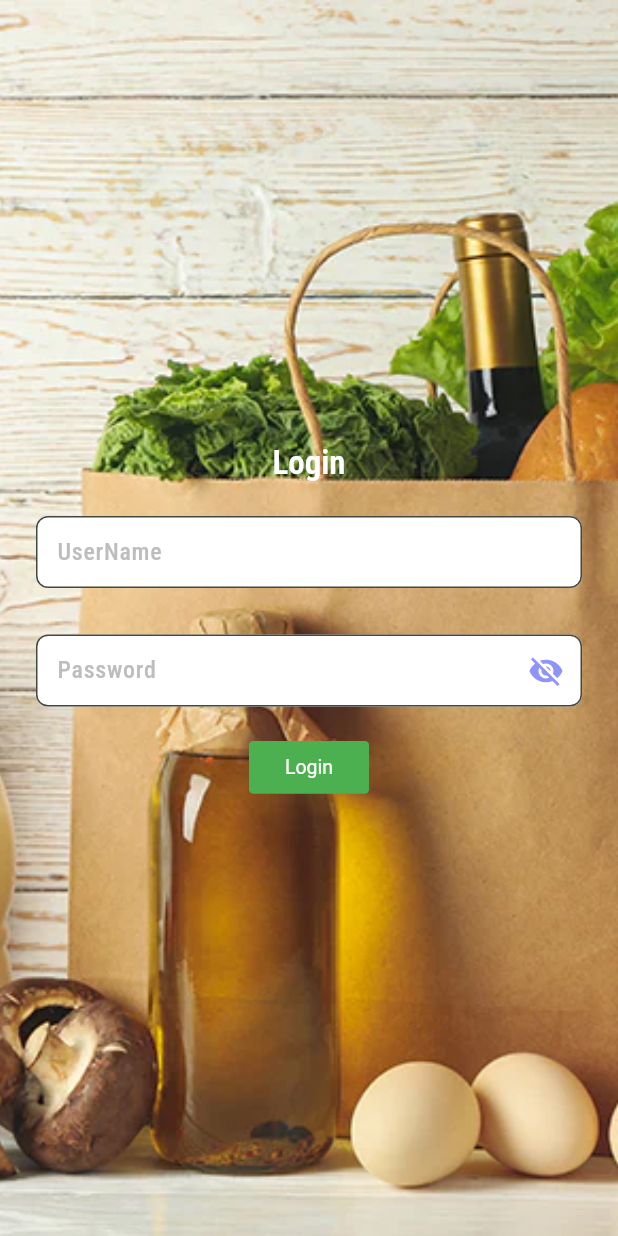
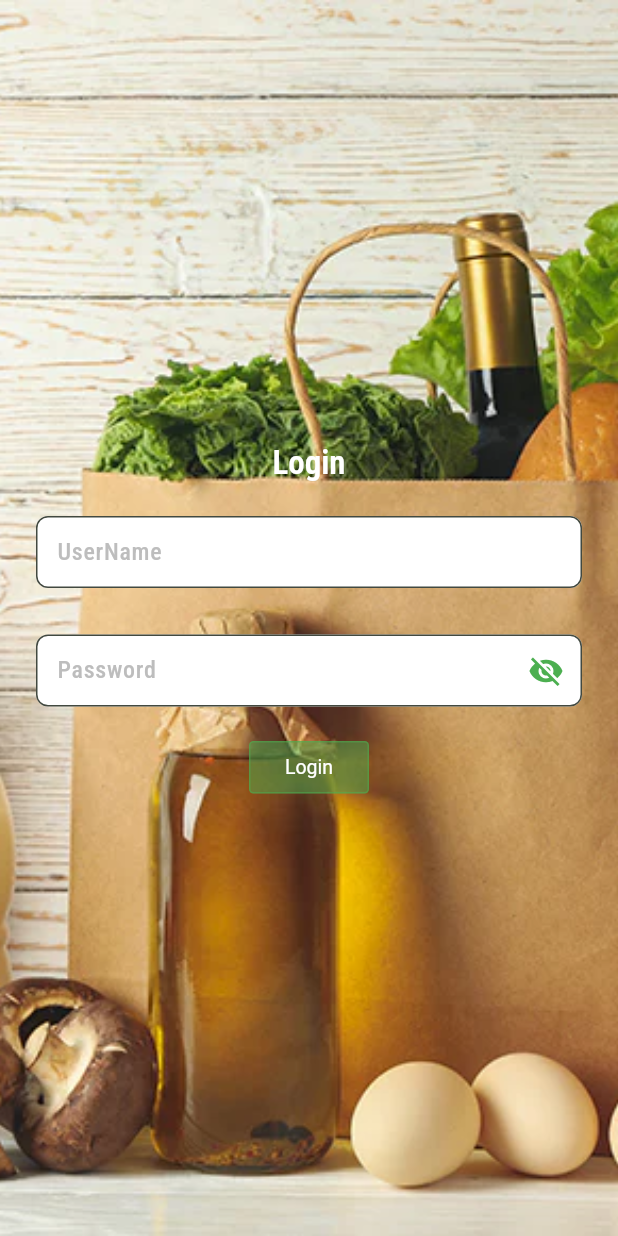
Before and after one commit to Sumaiya-Mollika/ezy_shop, a Flutter app: the screen it shows after launch, on a phone screen of 412 x 824 dp. Run offline on Flutter 3.47's test engine with Material 3 defaults, Android fonts, the phone set to English and light mode, and no system bars; drawn by our look-alikes of getwidget; our stand-ins replace dio, get, get_storage, google_fonts, persistent_bottom_nav_bar_v2, photo_view; accounts and stored records are empty.

Commit message:
feat:refactor app button

```diff
--- /dev/null
+++ b/lib/app/components/app_button.dart
@@ -0,0 +1,23 @@
+import 'package:ezy_shop/app/utils/style.dart';
+import 'package:flutter/material.dart';
+import 'package:getwidget/getwidget.dart';
+
+class AppButton extends StatelessWidget {
+  const AppButton({
+    super.key,
+    this.buttonText,
+    this.onButtonPress,
+  });
+  final String? buttonText;
+  final VoidCallback? onButtonPress;
+
+  @override
+  Widget build(BuildContext context) {
+    return GFButton(
+      onPressed: onButtonPress,
+
+      text: buttonText,
+      color: AppColors.primary,
+    );
+  }
+}
--- a/lib/app/components/text_field_component.dart
+++ b/lib/app/components/text_field_component.dart
@@ -36,7 +36,7 @@ class TextFieldComponent extends StatefulWidget {
     this.font = AppFont.primaryFont,
     this.fontWeight = AppFontWeight.mediumFontWeight,
     this.textFontColor = AppColors.kTextColor,
-    this.prefixIconColor = AppColors.primaryColor,
+    this.prefixIconColor = AppColors.primary,
     this.textInputAction = TextInputAction.done,
     this.isRemoveBottomBorder = true,
     this.inputDecorationBorder,
@@ -107,7 +107,7 @@ class _TextFieldComponentState extends State<TextFieldComponent> {
                       _fieldVisibility
                           ? Icons.visibility_off
                           : Icons.visibility,
-                      color: AppColors.lightPrimaryColor))
+                      color: AppColors.primary))
               : null,
         ),
       ),
--- a/lib/app/controllers/auth_controller.dart
+++ b/lib/app/controllers/auth_controller.dart
@@ -2,9 +2,7 @@ import 'package:ezy_shop/app/models/user.dart';
 import 'package:ezy_shop/app/utils/style.dart';
 import 'package:flutter/material.dart';
 import 'package:get/get.dart';
-import 'package:get_storage/get_storage.dart';
 import 'package:persistent_bottom_nav_bar_v2/persistent_bottom_nav_bar_v2.dart';
-
 import '../services/auth_services.dart';
 import '../utils/constants.dart';
 import '../views/dashboard/dashboard_screen.dart';
--- a/lib/app/controllers/cart_controller.dart
+++ b/lib/app/controllers/cart_controller.dart
@@ -3,7 +3,7 @@ import 'package:ezy_shop/app/models/product_response.dart';
 import 'package:ezy_shop/app/utils/constants.dart';
 import 'package:ezy_shop/app/utils/style.dart';
 import 'package:get/get.dart';
-import '../views/quantity_bottom_sheet.dart';
+import '../views/product/quantity_bottom_sheet.dart';
 
 class CartController extends GetxController {
   final RxList<CartItem> cartItems = RxList<CartItem>([]);
--- a/lib/app/controllers/product_controller.dart
+++ b/lib/app/controllers/product_controller.dart
@@ -1,4 +1,3 @@
-import 'dart:developer';
 
 import 'package:ezy_shop/app/services/product_services.dart';
 import 'package:get/get.dart';
--- a/lib/app/models/product_response.dart
+++ b/lib/app/models/product_response.dart
@@ -172,7 +172,7 @@ class PromotionDetails {
   String? uid;
   String? discountType;
   num? amount;
-  Null? percentage;
+  Null percentage;
   num? ruleWeight;
   num? minWeight;
   num? maxWeight;
--- a/lib/app/utils/style.dart
+++ b/lib/app/utils/style.dart
@@ -25,15 +25,9 @@ class TextSize {
 class AppColors {
   static const Color primary = Color(0xFF4CAF50);
   static const kTextColor = Color(0xFF113b69);
-  static const kDisabledTextColor = Color(0xFF485668);
   static const kGrayColor = Color(0xFF9E9E9E);
   static const hintColor = Color(0xFFBDBDBD);
   static const kErrorColor = Color(0xFFD51F26);
-  static const lightPrimaryColor = Color(0xFF8F94FB);
-  static const primaryColor = Color(0xFF7077F4);
-  static const kDisabledButtonColor = Color(0xFFCCCEF4);
   static const kWhiteColor = Color(0xFFFFFFFF);
-  static const kDividerColor = Color(0x50DCDDDE);
-  static const kGreenColor = Color(0xFF4CAF50);
   static const scaffoldBackgroundLight = Color(0xFFFFFFFF);
 }
--- a/lib/app/utils/util.dart
+++ b/lib/app/utils/util.dart
@@ -54,8 +54,7 @@ class _AnimatedDialog extends StatefulWidget {
     required this.imageUrl,
     required this.width,
     required this.height,
-    Key? key,
-  }) : super(key: key);
+  });
 
   @override
   State<_AnimatedDialog> createState() => _AnimatedDialogState();
--- a/lib/app/views/dashboard/shop_screen.dart
+++ b/lib/app/views/dashboard/shop_screen.dart
@@ -1,4 +1,3 @@
-import 'package:ezy_shop/app/utils/style.dart';
 import 'package:ezy_shop/app/views/product/product_card.dart';
 import 'package:flutter/material.dart';
 import 'package:get/get.dart';
--- a/lib/app/views/login_screen.dart
+++ b/lib/app/views/login_screen.dart
@@ -1,18 +1,15 @@
+import 'package:ezy_shop/app/components/app_button.dart';
 import 'package:ezy_shop/app/components/text_component.dart';
 import 'package:ezy_shop/app/components/text_field_component.dart';
 import 'package:ezy_shop/app/controllers/auth_controller.dart';
 import 'package:ezy_shop/app/utils/style.dart';
-import 'package:ezy_shop/app/views/dashboard/dashboard_screen.dart';
 import 'package:ezy_shop/gen/assets.gen.dart';
 import 'package:flutter/material.dart';
 import 'package:get/get.dart';
 import 'package:getwidget/getwidget.dart';
-import 'package:persistent_bottom_nav_bar_v2/persistent_bottom_nav_bar_v2.dart';
 
 class LoginScreen extends StatelessWidget {
   final authController = Get.put(AuthController());
-  // final TextEditingController identifierController = TextEditingController();
-  // final TextEditingController passwordController = TextEditingController();
 
   LoginScreen({super.key});
 
@@ -22,7 +19,6 @@ class LoginScreen extends StatelessWidget {
     return Scaffold(
       body: Stack(
         children: [
-          // Background image
           Container(
             decoration: BoxDecoration(
               image: DecorationImage(
@@ -31,7 +27,6 @@ class LoginScreen extends StatelessWidget {
               ),
             ),
           ),
-          // Login form
           Center(
             child: SingleChildScrollView(
               padding: EdgeInsets.all(16.0),
@@ -60,13 +55,12 @@ class LoginScreen extends StatelessWidget {
                   ),
                   Obx(() {
                     return authController.isLoading.value
-                        ? GFLoader()
-                        : GFButton(
-                            onPressed: () {
+                        ? GFLoader(type: GFLoaderType.square,)
+                        : AppButton(
+                            buttonText: "Login",
+                            onButtonPress:authController.userName.isNotEmpty&&authController.password.isNotEmpty? () {
                               authController.signInUser(context);
-                            },
-                            text: "Login",
-                            color: AppColors.primary,
+                            }:null,
                           );
                   }),
                 ],
--- a/lib/app/views/product/product_card.dart
+++ b/lib/app/views/product/product_card.dart
@@ -1,7 +1,6 @@
 import 'package:ezy_shop/app/controllers/cart_controller.dart';
 import 'package:ezy_shop/app/models/product_response.dart';
 import 'package:ezy_shop/app/utils/style.dart';
-import 'package:ezy_shop/app/utils/util.dart';
 import 'package:ezy_shop/app/views/product/product_details_screen.dart';
 import 'package:flutter/material.dart';
 import 'package:get/get.dart';
```
Also changed, not shown: lib/app/views/empty_data_screen.dart (+4 -8 lines), lib/app/views/product/product_details_screen.dart (+4 -7 lines), lib/app/views/product/quantity_bottom_sheet.dart (renamed from lib/app/views/quantity_bottom_sheet.dart, +5 -13 lines).
